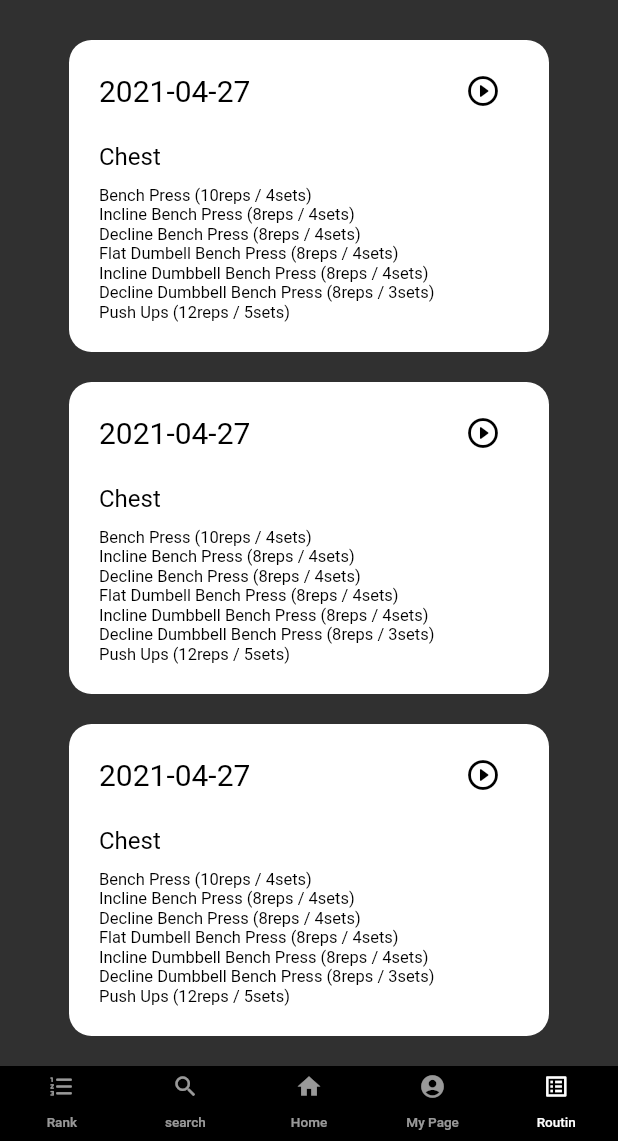
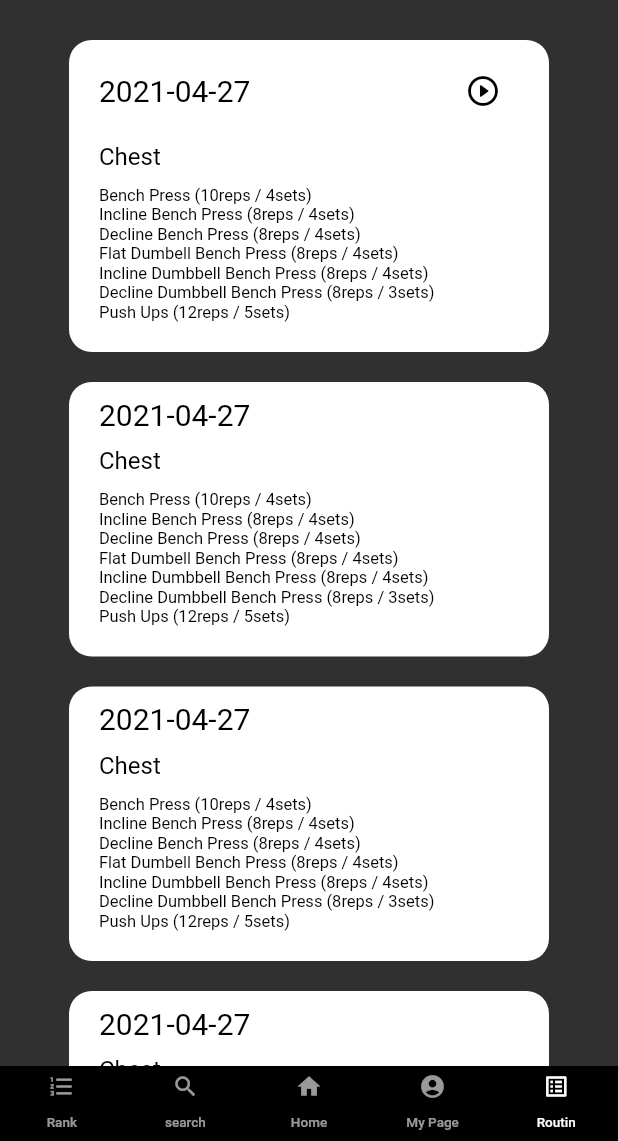
Before and after one commit to ako0601/weight_rank_app, a Flutter app: the screen it shows after launch, item 5 of the bottom bar chosen, on a phone screen of 412 x 824 dp, the part 95-1236 px from its top. Run offline on Flutter 3.47's test engine with Material 2 defaults, Android fonts, the phone set to English and light mode, and no system bars; our stand-ins replace dropdown_formfield.

Commit message:
루틴 하는거 만듬

```diff
--- a/lib/screen/routin_screen.dart
+++ b/lib/screen/routin_screen.dart
@@ -3,6 +3,7 @@ import 'package:flutter/material.dart';
 import 'package:weightrankapp/model/model_ranker.dart';
 import 'package:weightrankapp/screen/add_routin_screen.dart';
 import 'package:weightrankapp/screen/calendar_screen.dart';
+import 'package:weightrankapp/screen/do_screen.dart';
 
 class RoutinScreen extends StatefulWidget {
   _RoutinScreenState createState() => _RoutinScreenState();
@@ -110,7 +111,7 @@ class _RoutinScreenState extends State<RoutinScreen> {
                                   icon: Icon(Icons.play_circle_outline_rounded),
                                   onPressed: () {
                                     MaterialPageRoute route = MaterialPageRoute(
-                                        builder: (context) => CalendarScreen());
+                                        builder: (context) => DoScreen());
                                     Navigator.push(context, route);
                                   },
                                   color: Colors.black,
@@ -225,19 +226,111 @@ class _RoutinScreenState extends State<RoutinScreen> {
                               fontSize: 20,
                             ),
                           ),
-                          Container(
-                            child: Row(
-                              children: <Widget>[
-                                IconButton(
-                                  icon: Icon(Icons.play_circle_outline_rounded),
-                                  onPressed: () {
-                                    MaterialPageRoute route = MaterialPageRoute(
-                                        builder: (context) => CalendarScreen());
-                                    Navigator.push(context, route);
-                                  },
-                                  color: Colors.black,
-                                ),
-                              ],
+                        ],
+                      ),
+                    ),
+                    Container(
+                      margin: EdgeInsets.only(top: 10),
+                      child: Column(
+                        children: <Widget>[
+                          Text(
+                            'Chest',
+                            style: TextStyle(
+                              color: Colors.black,
+                              fontSize: 16,
+                            ),
+                          ),
+                        ],
+                      ),
+                    ),
+                    Container(
+                      margin: EdgeInsets.only(top: 10),
+                      child: Column(
+                        crossAxisAlignment: CrossAxisAlignment.start,
+                        children: <Widget>[
+                          Text(
+                            'Bench Press (10reps / 4sets)',
+                            style: TextStyle(
+                              color: Colors.black,
+                              fontSize: 11,
+                            ),
+                          ),
+                          Text(
+                            'Incline Bench Press (8reps / 4sets)',
+                            style: TextStyle(
+                              color: Colors.black,
+                              fontSize: 11,
+                            ),
+                          ),
+                          Text(
+                            'Decline Bench Press (8reps / 4sets)',
+                            style: TextStyle(
+                              color: Colors.black,
+                              fontSize: 11,
+                            ),
+                          ),
+                          Text(
+                            'Flat Dumbell Bench Press (8reps / 4sets)',
+                            style: TextStyle(
+                              color: Colors.black,
+                              fontSize: 11,
+                            ),
+                          ),
+                          Text(
+                            'Incline Dumbbell Bench Press (8reps / 4sets)',
+                            style: TextStyle(
+                              color: Colors.black,
+                              fontSize: 11,
+                            ),
+                          ),
+                          Text(
+                            'Decline Dumbbell Bench Press (8reps / 3sets)',
+                            style: TextStyle(
+                              color: Colors.black,
+                              fontSize: 11,
+                            ),
+                          ),
+                          Text(
+                            'Push Ups (12reps / 5sets)',
+                            style: TextStyle(
+                              color: Colors.black,
+                              fontSize: 11,
+                            ),
+                          ),
+                        ],
+                      ),
+                    )
+                  ],
+                ),
+              ),
+              Container(
+                margin: EdgeInsets.only(
+                  top: 20,
+                ),
+                padding: EdgeInsets.only(
+                  left: 20,
+                  right: 20,
+                  bottom: 20,
+                  top: 10,
+                ),
+                width: 320,
+                decoration: BoxDecoration(
+                  borderRadius: BorderRadius.circular(15),
+                  color: Colors.white,
+                ),
+                child: Column(
+                  crossAxisAlignment: CrossAxisAlignment.start,
+                  mainAxisAlignment: MainAxisAlignment.spaceBetween,
+                  children: <Widget>[
+                    Container(
+                      child: Row(
+                        mainAxisAlignment: MainAxisAlignment.spaceBetween,
+                        children: <Widget>[
+                          Text(
+                            '2021-04-27',
+                            style: TextStyle(
+                              color: Colors.black,
+                              fontSize: 20,
                             ),
                           ),
                         ],
@@ -347,143 +440,6 @@ class _RoutinScreenState extends State<RoutinScreen> {
                               fontSize: 20,
                             ),
                           ),
-                          Container(
-                            child: Row(
-                              children: <Widget>[
-                                IconButton(
-                                  icon: Icon(Icons.play_circle_outline_rounded),
-                                  onPressed: () {
-                                    MaterialPageRoute route = MaterialPageRoute(
-                                        builder: (context) => CalendarScreen());
-                                    Navigator.push(context, route);
-                                  },
-                                  color: Colors.black,
-                                ),
-                              ],
-                            ),
-                          ),
-                        ],
-                      ),
-                    ),
-                    Container(
-                      margin: EdgeInsets.only(top: 10),
-                      child: Column(
-                        children: <Widget>[
-                          Text(
-                            'Chest',
-                            style: TextStyle(
-                              color: Colors.black,
-                              fontSize: 16,
-                            ),
-                          ),
-                        ],
-                      ),
-                    ),
-                    Container(
-                      margin: EdgeInsets.only(top: 10),
-                      child: Column(
-                        crossAxisAlignment: CrossAxisAlignment.start,
-                        children: <Widget>[
-                          Text(
-                            'Bench Press (10reps / 4sets)',
-                            style: TextStyle(
-                              color: Colors.black,
-                              fontSize: 11,
-                            ),
-                          ),
-                          Text(
-                            'Incline Bench Press (8reps / 4sets)',
-                            style: TextStyle(
-                              color: Colors.black,
-                              fontSize: 11,
-                            ),
-                          ),
-                          Text(
-                            'Decline Bench Press (8reps / 4sets)',
-                            style: TextStyle(
-                              color: Colors.black,
-                              fontSize: 11,
-                            ),
-                          ),
-                          Text(
-                            'Flat Dumbell Bench Press (8reps / 4sets)',
-                            style: TextStyle(
-                              color: Colors.black,
-                              fontSize: 11,
-                            ),
-                          ),
-                          Text(
-                            'Incline Dumbbell Bench Press (8reps / 4sets)',
-                            style: TextStyle(
-                              color: Colors.black,
-                              fontSize: 11,
-                            ),
-                          ),
-                          Text(
-                            'Decline Dumbbell Bench Press (8reps / 3sets)',
-                            style: TextStyle(
-                              color: Colors.black,
-                              fontSize: 11,
-                            ),
-                          ),
-                          Text(
-                            'Push Ups (12reps / 5sets)',
-                            style: TextStyle(
-                              color: Colors.black,
-                              fontSize: 11,
-                            ),
-                          ),
-                        ],
-                      ),
-                    )
-                  ],
-                ),
-              ),
-              Container(
-                margin: EdgeInsets.only(
-                  top: 20,
-                ),
-                padding: EdgeInsets.only(
-                  left: 20,
-                  right: 20,
-                  bottom: 20,
-                  top: 10,
-                ),
-                width: 320,
-                decoration: BoxDecoration(
-                  borderRadius: BorderRadius.circular(15),
-                  color: Colors.white,
-                ),
-                child: Column(
-                  crossAxisAlignment: CrossAxisAlignment.start,
-                  mainAxisAlignment: MainAxisAlignment.spaceBetween,
-                  children: <Widget>[
-                    Container(
-                      child: Row(
-                        mainAxisAlignment: MainAxisAlignment.spaceBetween,
-                        children: <Widget>[
-                          Text(
-                            '2021-04-27',
-                            style: TextStyle(
-                              color: Colors.black,
-                              fontSize: 20,
-                            ),
-                          ),
-                          Container(
-                            child: Row(
-                              children: <Widget>[
-                                IconButton(
-                                  icon: Icon(Icons.play_circle_outline_rounded),
-                                  onPressed: () {
-                                    MaterialPageRoute route = MaterialPageRoute(
-                                        builder: (context) => CalendarScreen());
-                                    Navigator.push(context, route);
-                                  },
-                                  color: Colors.black,
-                                ),
-                              ],
-                            ),
-                          ),
                         ],
                       ),
                     ),
```
Also changed, not shown: lib/screen/add_posting_screen.dart (added, +20 -0 lines), lib/screen/do_screen.dart (added, +245 -0 lines), lib/screen/home_screen.dart (+29 -21 lines), lib/screen/workout_count_screen.dart (added, +73 -0 lines).
